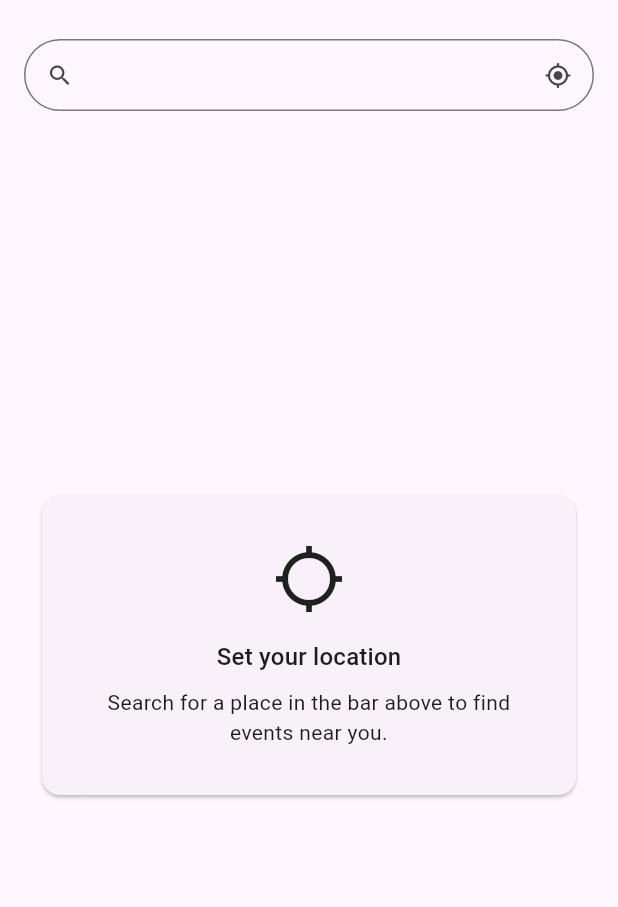
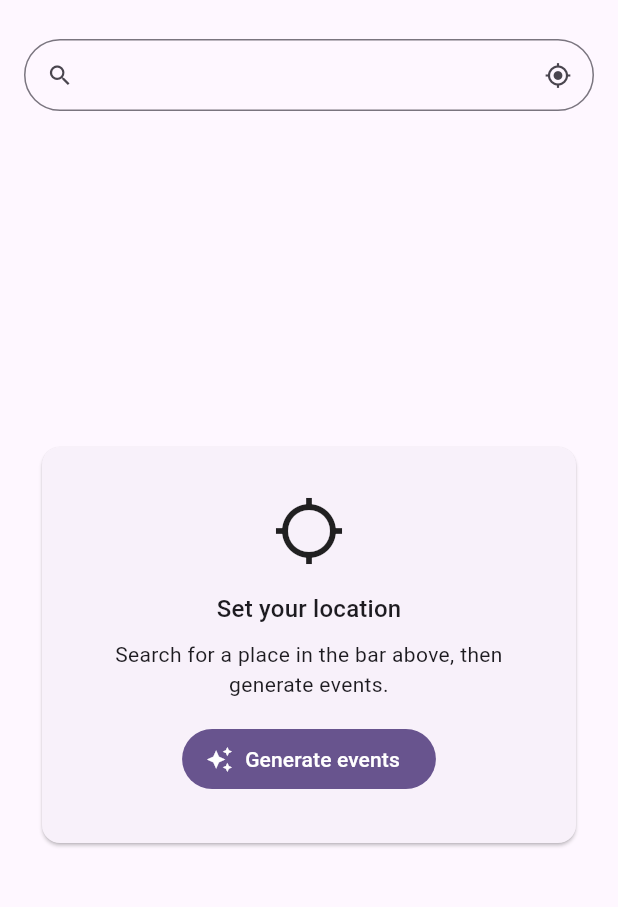
Before and after one commit to drewcarroll/eventfinder, a Flutter app: the screen it shows once a user with an empty profile is signed in, on a phone screen of 412 x 824 dp, the part 63-970 px from its top. Run offline on Flutter 3.47's test engine with Material 3 defaults, Android fonts, the phone set to English and light mode, and no system bars; our stand-ins replace firebase_auth, firebase_core, geolocator; accounts and stored records are empty; generated files the repository leaves out were written again.

Commit message:
Add "Generate events" button on the blank placeholder card

```diff
--- a/client/lib/src/ui/feed_screen.dart
+++ b/client/lib/src/ui/feed_screen.dart
@@ -85,13 +85,13 @@ class _FeedScreenState extends State<FeedScreen> {
     return '';
   }
 
-  /// Capture the device's GPS position and load the feed around it. Invoked
-  /// only by an explicit user action (the searchbar's "use my location"
-  /// button) — never on launch. Requesting the position triggers the OS
-  /// permission prompt on first use. When permission is denied or location
+  /// Capture the device's GPS position and adopt it as the search location.
+  /// Invoked only by an explicit user action (the searchbar's "use my
+  /// location" button) — never on launch. Requesting the position triggers the
+  /// OS permission prompt on first use. When permission is denied or location
   /// services are off, surface a message and leave the searchbar for manual
-  /// entry.
-  Future<void> _initLocationAndLoad() async {
+  /// entry. Does not fetch the feed — generation stays an explicit action.
+  Future<void> _useDeviceLocation() async {
     final location = widget.locationService;
     if (!location.hasLocation) {
       final outcome = await location.captureDeviceLocation();
@@ -113,25 +113,34 @@ class _FeedScreenState extends State<FeedScreen> {
         return;
       }
     }
+    if (!mounted) return;
+    setState(() {
       location.clearOverride();
       _locationController.text = _locationLabel();
-    await _load();
+    });
   }
 
-  /// Resolve the text typed into the searchbar to coordinates on the backend,
-  /// adopt it as the session's search location, and load the feed around it.
+  /// Resolve the text typed into the searchbar to coordinates on the backend
+  /// and adopt it as the session's search location. Does not fetch the feed —
+  /// running the pipeline is an explicit action ("Generate events" / refresh),
+  /// so this just updates the placeholder to invite generation.
   Future<void> _searchLocation(String query) async {
     final trimmed = query.trim();
     if (trimmed.isEmpty) return;
     try {
       final resolved = await widget.api.resolveLocation(trimmed);
+      if (!mounted) return;
+      setState(() {
         widget.locationService.setManualOverride(resolved);
         _locationController.text = resolved.displayName;
-      if (!mounted) return;
+      });
       ScaffoldMessenger.of(context).showSnackBar(
-        SnackBar(content: Text('Searching near ${resolved.displayName}')),
+        SnackBar(
+          content: Text(
+            'Location set to ${resolved.displayName}. Tap Generate events.',
+          ),
+        ),
       );
-      await _load();
     } catch (e) {
       if (!mounted) return;
       ScaffoldMessenger.of(context).showSnackBar(
@@ -161,6 +170,9 @@ class _FeedScreenState extends State<FeedScreen> {
   /// pipeline — avoiding a needless, credit-costing fetch. Explicit refresh
   /// passes [force] to always re-run.
   Future<void> _load({bool force = false}) async {
+    // Can't search without somewhere to search around. The "Generate events"
+    // button prompts for a location; this guards every other caller too.
+    if (!widget.locationService.hasLocation) return;
     final signature = _feedSignature();
     if (!force && signature == _loadedSignature && _events.isNotEmpty) {
       // Same location + filters and we still hold a feed: just start a fresh
@@ -230,6 +242,21 @@ class _FeedScreenState extends State<FeedScreen> {
       return;
     }
     _lastRefreshAt = now;
+    await _load(force: true);
+  }
+
+  /// Explicit generation from the blank placeholder card: run the ideas
+  /// pipeline for the current location + filters. With no location set yet,
+  /// prompt the user to choose one first rather than searching around nothing.
+  Future<void> _generateEvents() async {
+    if (!widget.locationService.hasLocation) {
+      ScaffoldMessenger.of(context).showSnackBar(
+        const SnackBar(
+          content: Text('Set a location first — search the bar up top.'),
+        ),
+      );
+      return;
+    }
     await _load(force: true);
   }
 
@@ -388,7 +415,7 @@ class _FeedScreenState extends State<FeedScreen> {
           suffixIcon: IconButton(
             icon: const Icon(Icons.my_location),
             tooltip: 'Use my location',
-            onPressed: _initLocationAndLoad,
+            onPressed: _useDeviceLocation,
           ),
           border: OutlineInputBorder(
             borderRadius: BorderRadius.circular(28),
@@ -398,17 +425,12 @@ class _FeedScreenState extends State<FeedScreen> {
     );
   }
 
-  Widget _buildBody() {
-    if (_loading) {
-      return const Center(child: CircularProgressIndicator());
-    }
-    if (_error != null) {
-      return Center(child: Text('Error: $_error'));
-    }
-    // The landing state: no location set yet (the app no longer auto-captures
-    // one on launch). Show a placeholder card in the swipe area pointing the
-    // user at the searchbar above, rather than fetching anything on open.
-    if (!widget.locationService.hasLocation) {
+  /// The blank placeholder shown when there's no feed yet. Its "Generate
+  /// events" button is the explicit trigger for the ideas pipeline. With no
+  /// location set, the copy points at the searchbar and tapping prompts the
+  /// user to choose one first.
+  Widget _buildGeneratePlaceholder() {
+    final hasLocation = widget.locationService.hasLocation;
     return Center(
       child: Padding(
         padding: const EdgeInsets.all(24),
@@ -418,17 +440,29 @@ class _FeedScreenState extends State<FeedScreen> {
             child: Column(
               mainAxisSize: MainAxisSize.min,
               children: [
-                  const Icon(Icons.location_searching, size: 48),
+                Icon(
+                  hasLocation ? Icons.auto_awesome : Icons.location_searching,
+                  size: 48,
+                ),
                 const SizedBox(height: 16),
                 Text(
-                    'Set your location',
+                  hasLocation ? 'Ready to find events' : 'Set your location',
                   style: Theme.of(context).textTheme.titleMedium,
                 ),
                 const SizedBox(height: 8),
-                  const Text(
-                    'Search for a place in the bar above to find events '
-                    'near you.',
+                Text(
+                  hasLocation
+                      ? 'Generate events near ${_locationLabel()} with your '
+                          'current filters.'
+                      : 'Search for a place in the bar above, then generate '
+                          'events.',
                   textAlign: TextAlign.center,
+                ),
+                const SizedBox(height: 16),
+                FilledButton.icon(
+                  onPressed: _generateEvents,
+                  icon: const Icon(Icons.auto_awesome),
+                  label: const Text('Generate events'),
                 ),
               ],
             ),
@@ -437,10 +471,10 @@ class _FeedScreenState extends State<FeedScreen> {
       ),
     );
   }
-    // Reached only when the very first load came back empty (a session that
-    // runs out of cards routes to the results view instead). Show a friendly
-    // nudge to widen the search rather than a dead end.
-    if (_events.isEmpty) {
+
+  /// Shown after a generation that genuinely came back empty: nudge the user
+  /// to widen the search, with a one-tap way to run it again.
+  Widget _buildNoEventsCard() {
     return Center(
       child: Padding(
         padding: const EdgeInsets.all(24),
@@ -465,10 +499,37 @@ class _FeedScreenState extends State<FeedScreen> {
               icon: const Icon(Icons.tune),
               label: const Text('Adjust filters'),
             ),
+            const SizedBox(height: 8),
+            TextButton.icon(
+              onPressed: _generateEvents,
+              icon: const Icon(Icons.refresh),
+              label: const Text('Generate again'),
+            ),
           ],
         ),
       ),
     );
+  }
+
+  Widget _buildBody() {
+    if (_loading) {
+      return const Center(child: CircularProgressIndicator());
+    }
+    if (_error != null) {
+      return Center(child: Text('Error: $_error'));
+    }
+    // No feed yet. The pipeline never runs on its own — show the blank
+    // placeholder card whose "Generate events" button is the explicit trigger.
+    if (_events.isEmpty) {
+      // Distinguish "haven't generated for these inputs yet" from "generated
+      // and the pipeline genuinely returned nothing": only the latter shows
+      // the widen-your-search nudge, so we don't cry "no events" before the
+      // user has asked for any.
+      final generatedAndEmpty = widget.locationService.hasLocation &&
+          _loadedSignature == _feedSignature();
+      return generatedAndEmpty
+          ? _buildNoEventsCard()
+          : _buildGeneratePlaceholder();
     }
 
     final filters = widget.filterService.filters;
```
Lines whose indentation alone changed are shown as unchanged.
